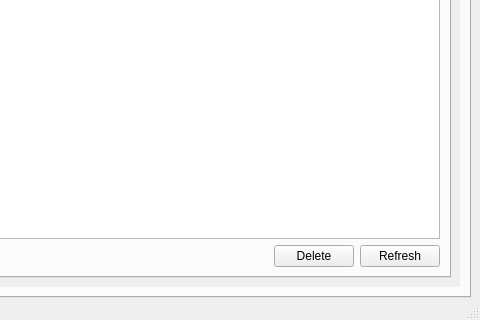
This is UI/controlcenter.ui in xloem/spot-on-svn as Qt 5 draws it before an edit; both pictures show x 494 to 974 and y 568 to 888 of the 974 by 888 pixel window. The edited form follows.
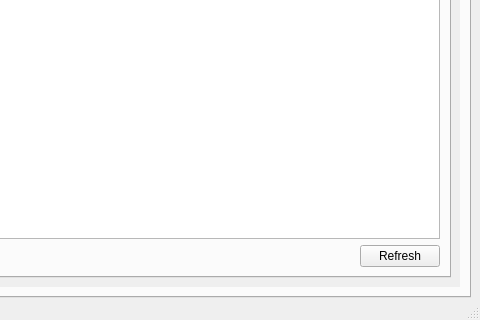
This is the edited form. The open tabs and pages were chosen to show the change. Icons and pictures are not drawn. Custom widgets are drawn as their Qt base class.

Commit message: Removed the delete button from the post office. Limit gcrypt functions to spoton_gcrypt.

```diff
--- a/UI/controlcenter.ui
+++ b/UI/controlcenter.ui
@@ -406,8 +406,8 @@
             <rect>
              <x>0</x>
              <y>0</y>
-             <width>934</width>
-             <height>766</height>
+             <width>920</width>
+             <height>771</height>
             </rect>
            </property>
            <layout class="QVBoxLayout" name="verticalLayout_32">
@@ -887,17 +887,6 @@
                     </property>
                    </spacer>
                   </item>
-                  <item>
-                   <widget class="QPushButton" name="deleteRepository">
-                    <property name="text">
-                     <string>Delete</string>
-                    </property>
-                    <property name="icon">
-                     <iconset resource="../Icons/icons.qrc">
-                      <normaloff>:/delete.png</normaloff>:/delete.png</iconset>
-                    </property>
-                   </widget>
-                  </item>
                   <item>
                    <widget class="QPushButton" name="refreshRepository">
                     <property name="text">
```
Left out of the diff: 11 changed lines with no effect on the pictures. The commit also changes 5 other files.
